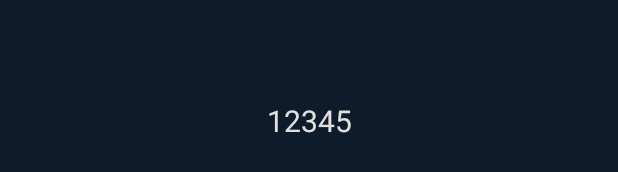
After one commit to LuisLimaJLS/CocktailApp, an Android app: the layout activity_cocktail_detail.xml on its own in the app's theme, with its tools: preview values and no code run, on a phone screen of 412 x 824 dp. The commit adds this screen. Shown: the part 498-670 px from the top of the screen. Run offline under Robolectric (Android 15) with nearby library versions, the phone set to English and light mode, and no system bars; network calls fail.

Commit message:
Add: activity detail

```diff
--- a/app/src/main/AndroidManifest.xml
+++ b/app/src/main/AndroidManifest.xml
@@ -15,6 +15,9 @@
         android:theme="@style/Theme.CocktailApp"
         tools:targetApi="31">
         <activity
+            android:name=".CocktailDetailActivity"
+            android:exported="false" />
+        <activity
             android:name=".CocktailListActivity"
             android:exported="false" />
         <activity
--- a/app/src/main/java/es/universidadviu/cocktailapp/CocktailAdapter.kt
+++ b/app/src/main/java/es/universidadviu/cocktailapp/CocktailAdapter.kt
@@ -1,14 +1,15 @@
 package es.universidadviu.cocktailapp
 
+import android.content.Context
 import android.view.LayoutInflater
 import android.view.ViewGroup
 import androidx.recyclerview.widget.RecyclerView
 import es.universidadviu.cocktailapp.models.Cocktail
 
-class CocktailAdapter  (private val cocktails: List<Cocktail>): RecyclerView.Adapter<CocktailViewHolder>(){
+class CocktailAdapter  (var mContext: Context, private val cocktails: List<Cocktail>): RecyclerView.Adapter<CocktailViewHolder>(){
     override fun onCreateViewHolder(parent: ViewGroup, viewType: Int): CocktailViewHolder {
         val view = LayoutInflater.from(parent.context).inflate(R.layout.item_cocktail,parent,false)
-        return CocktailViewHolder(view)
+        return CocktailViewHolder(mContext, view)
     }
 
     override fun getItemCount() = cocktails.size
--- a/app/src/main/java/es/universidadviu/cocktailapp/CocktailListActivity.kt
+++ b/app/src/main/java/es/universidadviu/cocktailapp/CocktailListActivity.kt
@@ -66,7 +66,7 @@ class CocktailListActivity : AppCompatActivity(), SearchView.OnQueryTextListener
     }
     //Incializacion de RecyclerViews
     private fun initUI(){
-        cocktailAdapter = CocktailAdapter(cocktailsInit)
+        cocktailAdapter = CocktailAdapter(this, cocktailsInit)
         rvCocktails.layoutManager = LinearLayoutManager(this,LinearLayoutManager.VERTICAL,false)
         rvCocktails.adapter=cocktailAdapter
         svSearchCocktails.setOnQueryTextListener(this)
--- /dev/null
+++ b/app/src/main/res/layout/activity_cocktail_detail.xml
@@ -0,0 +1,22 @@
+<?xml version="1.0" encoding="utf-8"?>
+<androidx.constraintlayout.widget.ConstraintLayout xmlns:android="http://schemas.android.com/apk/res/android"
+    xmlns:app="http://schemas.android.com/apk/res-auto"
+    xmlns:tools="http://schemas.android.com/tools"
+    android:layout_width="match_parent"
+    android:layout_height="match_parent"
+    tools:context=".CocktailDetailActivity"
+    android:background="@color/background_color">
+
+    <TextView
+        android:id="@+id/tvIdDrink"
+        android:layout_width="wrap_content"
+        android:layout_height="wrap_content"
+        tools:text="12345"
+        android:textColor="@color/text_color"
+        android:textSize="20sp"
+        app:layout_constraintBottom_toBottomOf="parent"
+        app:layout_constraintEnd_toEndOf="parent"
+        app:layout_constraintStart_toStartOf="parent"
+        app:layout_constraintTop_toTopOf="parent" />
+
+</androidx.constraintlayout.widget.ConstraintLayout>
--- a/app/src/main/res/layout/item_cocktail.xml
+++ b/app/src/main/res/layout/item_cocktail.xml
@@ -1,5 +1,6 @@
 <?xml version="1.0" encoding="utf-8"?>
 <androidx.cardview.widget.CardView xmlns:android="http://schemas.android.com/apk/res/android"
+    android:id="@+id/cvItem"
     android:layout_width="match_parent"
     android:layout_height="wrap_content"
     xmlns:app="http://schemas.android.com/apk/res-auto"
```
Also changed, not shown: app/src/main/java/es/universidadviu/cocktailapp/CocktailDetailActivity.kt (added, +34 -0 lines), app/src/main/java/es/universidadviu/cocktailapp/CocktailViewHolder.kt (+22 -1 lines).
